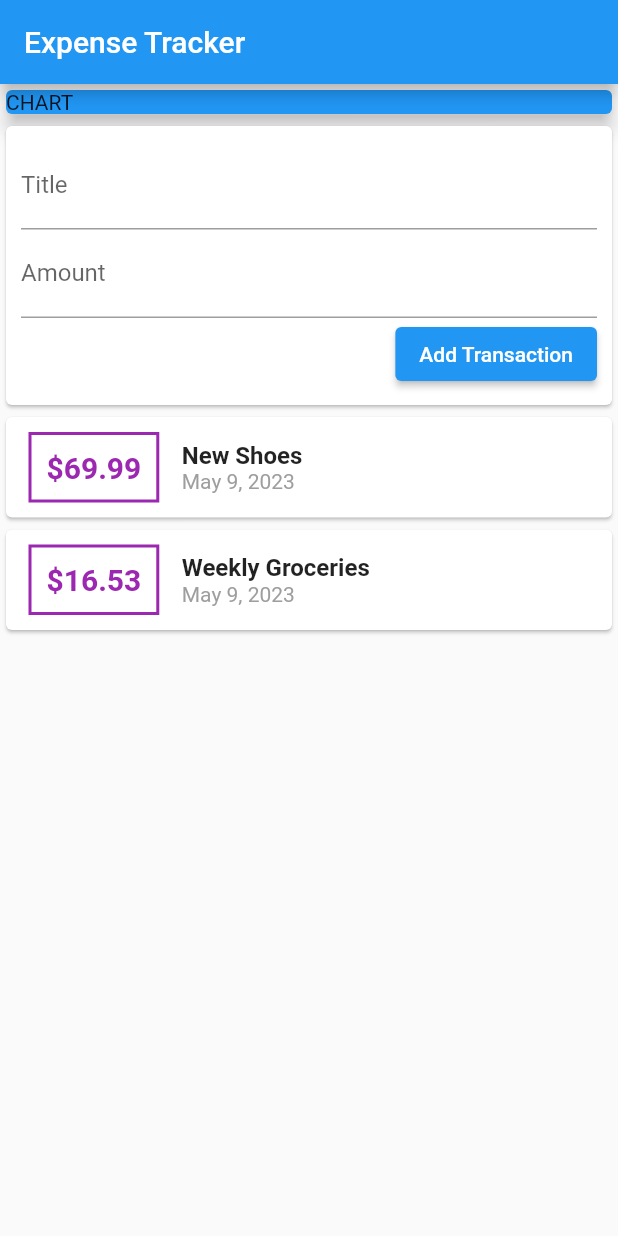
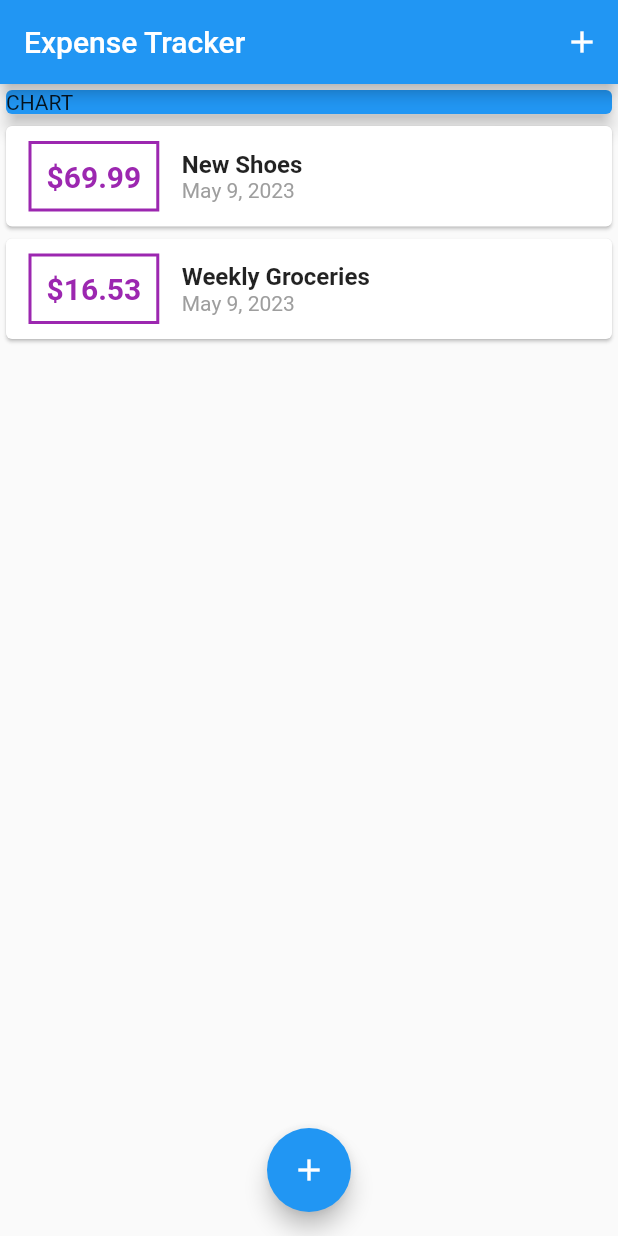
Before and after one commit to bjamyl/flutter-expense-tracker, a Flutter app: the screen it shows after launch, on a phone screen of 412 x 824 dp. Run offline on Flutter 3.47's test engine with Material 2 defaults, Android fonts, the phone set to English and light mode, and no system bars.

Commit message:
added modal and floating action button

```diff
--- a/lib/main.dart
+++ b/lib/main.dart
@@ -1,5 +1,8 @@
+import 'package:expense_tracker/widgets/new_transaction.dart';
+import 'package:expense_tracker/widgets/transaction_list.dart';
 import 'package:flutter/material.dart';
 import './widgets/user_transaction.dart';
+import './models/transaction.dart';
 
 void main() => runApp(const MyApp());
 
@@ -16,17 +19,58 @@ class MyApp extends StatelessWidget {
   }
 }
 
-class MyHomePage extends StatelessWidget {
-  // MyHomePage({super.key});
+class MyHomePage extends StatefulWidget {
+  @override
+  State<MyHomePage> createState() => _MyHomePageState();
+}
 
-  late String titleInput;
-  late String amountInput;
+class _MyHomePageState extends State<MyHomePage> {
+  final List<Transaction> _userTransactions = [
+    Transaction(
+      id: 't1',
+      title: 'New Shoes',
+      amount: 69.99,
+      date: DateTime.now(),
+    ),
+    Transaction(
+      id: 't2',
+      title: 'Weekly Groceries',
+      amount: 16.53,
+      date: DateTime.now(),
+    ),
+  ];
+
+  void _addNewTransaction(String txTitle, double txAmount) {
+    final newTx = Transaction(
+        title: txTitle,
+        amount: txAmount,
+        date: DateTime.now(),
+        id: DateTime.now().toString());
+
+    setState(() {
+      _userTransactions.add(newTx);
+    });
+  }
+
+  void _startAddNewTransaction(BuildContext ctx) {
+    showModalBottomSheet(
+        context: ctx,
+        builder: (_) {
+          return NewTransaction(addTx: _addNewTransaction);
+        });
+  }
 
   @override
   Widget build(BuildContext context) {
     return Scaffold(
       appBar: AppBar(
         title: const Text('Expense Tracker'),
+        actions: [
+          IconButton(
+            icon: const Icon(Icons.add),
+            onPressed: () => _startAddNewTransaction(context),
+          )
+        ],
       ),
       body: SingleChildScrollView(
         child: Column(
@@ -40,10 +84,14 @@ class MyHomePage extends StatelessWidget {
                 child: Text('CHART'),
               ),
             ),
-            UserTransactions(),
+            TransactionList(transactions: _userTransactions)
           ],
         ),
       ),
+      floatingActionButtonLocation: FloatingActionButtonLocation.centerFloat,
+      floatingActionButton: FloatingActionButton(
+          child: const Icon(Icons.add),
+          onPressed: () => _startAddNewTransaction(context)),
     );
   }
 }
```
Also changed, not shown: lib/widgets/new_transaction.dart (+13 -7 lines).
